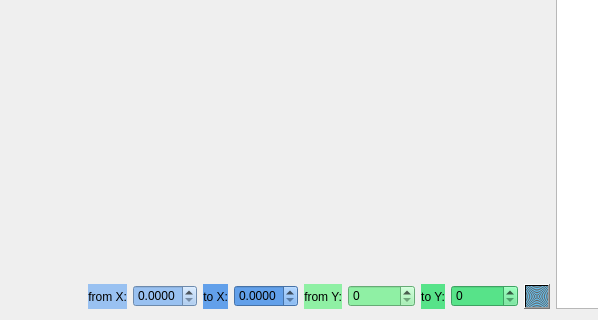
First picture: the form in qt/rnd_param_view.ui, repository idergunoff/random_param_view, before the edit; both pictures show x 455 to 1053 and y 304 to 624 of the 1146 by 624 pixel window.
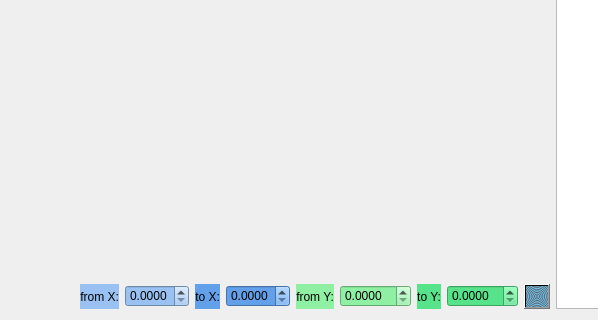
Second picture: the form after the edit.

Commit message: axis y - doubleSpinBox

```diff
--- a/qt/rnd_param_view.ui
+++ b/qt/rnd_param_view.ui
@@ -235,19 +235,6 @@
          </property>
         </widget>
        </item>
-       <item row="0" column="12">
-        <widget class="QSpinBox" name="spinBox_from_param">
-         <property name="styleSheet">
-          <string notr="true">background-color: rgb(143, 240, 164);</string>
-         </property>
-         <property name="maximum">
-          <number>100000</number>
-         </property>
-         <property name="singleStep">
-          <number>10</number>
-         </property>
-        </widget>
-       </item>
        <item row="0" column="2">
         <widget class="QLabel" name="label_6">
          <property name="styleSheet">
@@ -271,19 +258,6 @@
          </property>
         </widget>
        </item>
-       <item row="0" column="14">
-        <widget class="QSpinBox" name="spinBox_to_param">
-         <property name="styleSheet">
-          <string notr="true">background-color: rgb(87, 227, 137);</string>
-         </property>
-         <property name="maximum">
-          <number>100000</number>
-         </property>
-         <property name="singleStep">
-          <number>10</number>
-         </property>
-        </widget>
-       </item>
        <item row="0" column="8">
         <widget class="QDoubleSpinBox" name="doubleSpinBox_from_result">
          <property name="autoFillBackground">
@@ -428,6 +402,26 @@
          </item>
         </widget>
        </item>
+       <item row="0" column="12">
+        <widget class="QDoubleSpinBox" name="doubleSpinBox_from_param">
+         <property name="styleSheet">
+          <string notr="true">background-color: rgb(143, 240, 164);</string>
+         </property>
+         <property name="decimals">
+          <number>4</number>
+         </property>
+        </widget>
+       </item>
+       <item row="0" column="14">
+        <widget class="QDoubleSpinBox" name="doubleSpinBox_to_param">
+         <property name="styleSheet">
+          <string notr="true">background-color: rgb(87, 227, 137);</string>
+         </property>
+         <property name="decimals">
+          <number>4</number>
+         </property>
+        </widget>
+       </item>
       </layout>
      </item>
     </layout>
```
The commit also changes 2 other files.
